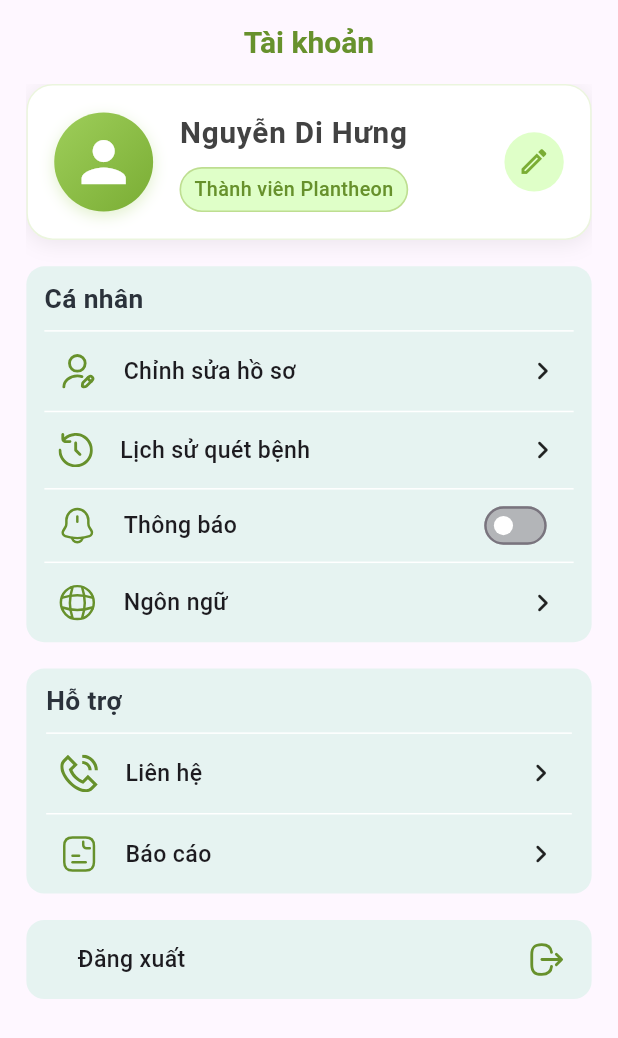
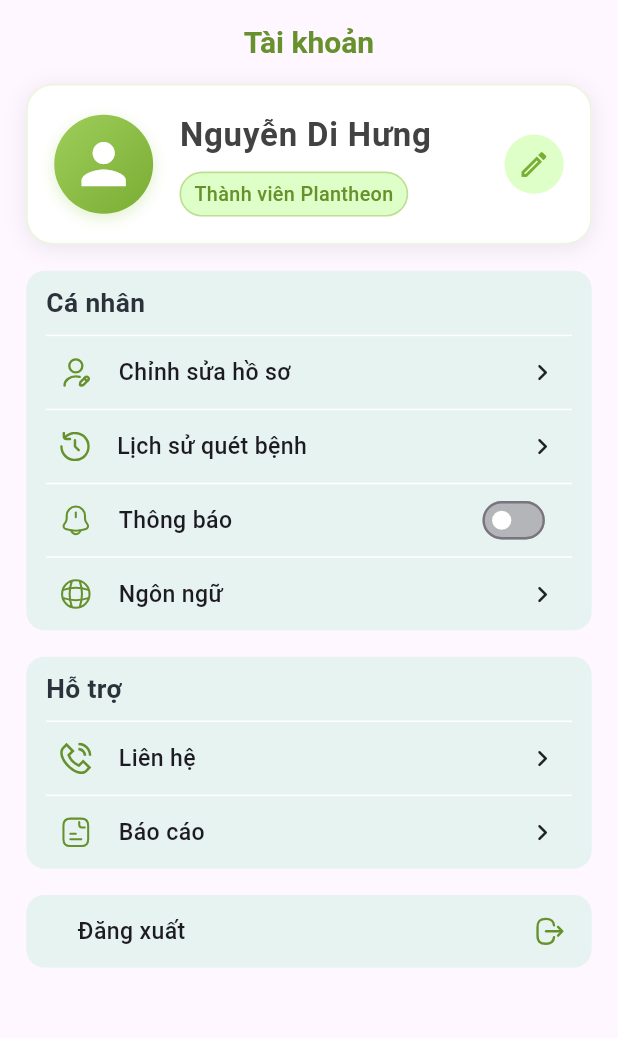
Before and after one commit to NDHunq/SE505_Plantheon, a Flutter app: the Account screen opened directly, on a phone screen of 412 x 824 dp. Shown: the top 1038 px of the screen. Run offline on Flutter 3.47's test engine with Material 3 defaults, Android fonts, the phone set to English and light mode, and no system bars; our stand-ins replace camera, flutter_bloc, flutter_html, flutter_screenutil, flutter_svg, geolocator and 1 more; missing offline and left inert: styled_divider.

Commit message:
fix: apply AppTextStyles to all screen

```diff
--- a/lib/presentation/screens/account/account.dart
+++ b/lib/presentation/screens/account/account.dart
@@ -3,12 +3,14 @@ import 'package:flutter/material.dart';
 import 'package:flutter_screenutil/flutter_screenutil.dart';
 import 'package:flutter_svg/flutter_svg.dart';
 import 'package:se501_plantheon/common/widgets/appbar/basic_appbar.dart';
+import 'package:se501_plantheon/core/configs/assets/app_text_styles.dart';
 import 'package:se501_plantheon/common/widgets/dialog/basic_dialog.dart';
-import 'package:se501_plantheon/core/configs/assets/app_text_styles.dart';
 import 'package:se501_plantheon/core/configs/assets/app_vectors.dart';
 import 'package:se501_plantheon/core/configs/theme/app_colors.dart';
 import 'package:se501_plantheon/presentation/screens/account/contact.dart';
 import 'package:se501_plantheon/presentation/screens/account/edit_info.dart';
+import 'package:se501_plantheon/presentation/screens/account/widgets/setting_list_item.dart';
+import 'package:se501_plantheon/presentation/screens/account/widgets/setting_title_item.dart';
 import 'package:se501_plantheon/presentation/screens/authentication/login.dart';
 import 'package:se501_plantheon/presentation/screens/home/scan_history.dart';
 
@@ -85,12 +87,9 @@ class Account extends StatelessWidget {
                           children: [
                             Text(
                               'Nguyễn Di Hưng',
-                              style: TextStyle(
-                                fontSize: 18.sp,
-                                fontWeight: FontWeight.bold,
+                              style: AppTextStyles.s20Bold(
                                 color: Colors.grey[800],
-                                letterSpacing: 0.5.sp,
-                              ),
+                              ).copyWith(letterSpacing: 0.5.sp),
                             ),
                             Container(
                               padding: EdgeInsets.symmetric(
@@ -107,10 +106,8 @@ class Account extends StatelessWidget {
                               ),
                               child: Text(
                                 'Thành viên Plantheon',
-                                style: TextStyle(
-                                  fontSize: 12.sp,
+                                style: AppTextStyles.s12Medium(
                                   color: AppColors.primary_700,
-                                  fontWeight: FontWeight.w500,
                                 ),
                               ),
                             ),
@@ -171,15 +168,15 @@ class Account extends StatelessWidget {
                       text: "Đăng xuất",
                       action: SvgPicture.asset(
                         AppVectors.logout,
-                        width: 24.sp,
-                        height: 24.sp,
+                        width: 20.sp,
+                        height: 20.sp,
                         color: AppColors.primary_700,
                       ),
                     ),
                   ),
                 ),
               ),
-              SizedBox(height: 130.sp),
+              SizedBox(height: 100.sp),
             ],
           ),
         ),
@@ -210,7 +207,7 @@ class _PersonalSettingState extends State<PersonalSetting> {
           return StatefulBuilder(
             builder: (context, setState) {
               return BasicDialog(
-                width: 100,
+                width: 100.sp,
                 title: 'Chọn ngôn ngữ',
                 content: '',
                 confirmText: 'Xác nhận',
@@ -270,7 +267,7 @@ class _PersonalSettingState extends State<PersonalSetting> {
         borderRadius: BorderRadius.circular(12.0),
       ),
       child: Padding(
-        padding: const EdgeInsets.symmetric(horizontal: 12.0),
+        padding: EdgeInsets.symmetric(horizontal: 12.sp),
         child: Column(
           crossAxisAlignment: CrossAxisAlignment.start,
           children: [
@@ -288,12 +285,12 @@ class _PersonalSettingState extends State<PersonalSetting> {
               child: SettingListItem(
                 leading: SvgPicture.asset(
                   AppVectors.userEdit,
-                  width: 24.sp,
-                  height: 24.sp,
+                  width: 20.sp,
+                  height: 20.sp,
                   color: AppColors.primary_700,
                 ),
                 text: "Chỉnh sửa hồ sơ",
-                action: Icon(Icons.keyboard_arrow_right_rounded),
+                action: Icon(Icons.keyboard_arrow_right_rounded, size: 20.sp),
               ),
             ),
             Divider(height: 1, color: AppColors.white),
@@ -309,12 +306,12 @@ class _PersonalSettingState extends State<PersonalSetting> {
               child: SettingListItem(
                 leading: SvgPicture.asset(
                   AppVectors.history,
-                  width: 22.sp,
-                  height: 22.sp,
+                  width: 19.sp,
+                  height: 19.sp,
                   color: AppColors.primary_700,
                 ),
                 text: "Lịch sử quét bệnh",
-                action: Icon(Icons.keyboard_arrow_right_rounded),
+                action: Icon(Icons.keyboard_arrow_right_rounded, size: 20.sp),
               ),
             ),
             Divider(height: 1, color: AppColors.white),
@@ -322,8 +319,8 @@ class _PersonalSettingState extends State<PersonalSetting> {
               isHavePadding: false,
               leading: SvgPicture.asset(
                 AppVectors.bell,
-                width: 24.sp,
-                height: 24.sp,
+                width: 20.sp,
+                height: 20.sp,
                 color: AppColors.primary_700,
               ),
               text: "Thông báo",
@@ -354,12 +351,12 @@ class _PersonalSettingState extends State<PersonalSetting> {
               child: SettingListItem(
                 leading: SvgPicture.asset(
                   AppVectors.global,
-                  width: 24.sp,
-                  height: 24.sp,
+                  width: 20.sp,
+                  height: 20.sp,
                   color: AppColors.primary_700,
                 ),
                 text: "Ngôn ngữ",
-                action: Icon(Icons.keyboard_arrow_right_rounded),
+                action: Icon(Icons.keyboard_arrow_right_rounded, size: 20.sp),
               ),
             ),
           ],
@@ -398,24 +395,24 @@ class HelpingSetting extends StatelessWidget {
               child: SettingListItem(
                 leading: SvgPicture.asset(
                   AppVectors.phone,
-                  width: 24.sp,
-                  height: 24.sp,
+                  width: 20.sp,
+                  height: 20.sp,
                   color: AppColors.primary_700,
                 ),
                 text: "Liên hệ",
-                action: Icon(Icons.keyboard_arrow_right_rounded),
+                action: Icon(Icons.keyboard_arrow_right_rounded, size: 20.sp),
               ),
             ),
             Divider(height: 1, color: AppColors.white),
             SettingListItem(
               leading: SvgPicture.asset(
                 AppVectors.report,
-                width: 24.sp,
-                height: 24.sp,
+                width: 20.sp,
+                height: 20.sp,
                 color: AppColors.primary_700,
               ),
               text: "Báo cáo",
-              action: Icon(Icons.keyboard_arrow_right_rounded),
+              action: Icon(Icons.keyboard_arrow_right_rounded, size: 20.sp),
             ),
           ],
         ),
@@ -423,52 +420,3 @@ class HelpingSetting extends StatelessWidget {
     );
   }
 }
-
-class SettingTitleItem extends StatelessWidget {
-  final String text;
-  const SettingTitleItem({super.key, required this.text});
-
-  @override
-  Widget build(BuildContext context) {
-    return Padding(
-      padding: EdgeInsets.symmetric(vertical: 8.sp),
-      child: Text(
-        text,
-        style: AppTextStyles.s16Bold(color: AppColors.text_color_main),
-      ),
-    );
-  }
-}
-
-class SettingListItem extends StatelessWidget {
-  final Widget leading;
-  final String text;
-  final Widget action;
-  final bool isHavePadding;
-  const SettingListItem({
-    super.key,
-    required this.leading,
-    required this.text,
-    required this.action,
-    this.isHavePadding = true,
-  });
-
-  @override
-  Widget build(BuildContext context) {
-    return Padding(
-      padding: EdgeInsets.symmetric(
-        horizontal: 8.sp,
-        vertical: isHavePadding ? 12.sp : 0,
-      ),
-      child: Row(
-        children: [
-          leading,
-          SizedBox(width: 16.sp),
-          Text(text, style: AppTextStyles.s14Medium()),
-          Spacer(),
-          action,
-        ],
-      ),
-    );
-  }
-}
--- /dev/null
+++ b/lib/presentation/screens/account/widgets/setting_list_item.dart
@@ -0,0 +1,36 @@
+import 'package:flutter/material.dart';
+import 'package:flutter_screenutil/flutter_screenutil.dart';
+import 'package:se501_plantheon/core/configs/assets/app_text_styles.dart';
+
+class SettingListItem extends StatelessWidget {
+  final Widget leading;
+  final String text;
+  final Widget action;
+  final bool isHavePadding;
+  const SettingListItem({
+    super.key,
+    required this.leading,
+    required this.text,
+    required this.action,
+    this.isHavePadding = true,
+  });
+
+  @override
+  Widget build(BuildContext context) {
+    return Padding(
+      padding: EdgeInsets.symmetric(
+        horizontal: 8.sp,
+        vertical: isHavePadding ? 12.sp : 0,
+      ),
+      child: Row(
+        children: [
+          leading,
+          SizedBox(width: 16.sp),
+          Text(text, style: AppTextStyles.s14Medium()),
+          Spacer(),
+          action,
+        ],
+      ),
+    );
+  }
+}
--- /dev/null
+++ b/lib/presentation/screens/account/widgets/setting_title_item.dart
@@ -0,0 +1,20 @@
+import 'package:flutter/material.dart';
+import 'package:flutter_screenutil/flutter_screenutil.dart';
+import 'package:se501_plantheon/core/configs/assets/app_text_styles.dart';
+import 'package:se501_plantheon/core/configs/theme/app_colors.dart';
+
+class SettingTitleItem extends StatelessWidget {
+  final String text;
+  const SettingTitleItem({super.key, required this.text});
+
+  @override
+  Widget build(BuildContext context) {
+    return Padding(
+      padding: EdgeInsets.symmetric(vertical: 8.sp),
+      child: Text(
+        text,
+        style: AppTextStyles.s16Bold(color: AppColors.text_color_main),
+      ),
+    );
+  }
+}
```
Also changed, not shown: lib/presentation/screens/account/contact.dart (+20 -38 lines), lib/presentation/screens/account/edit_info.dart (+15 -16 lines), lib/presentation/screens/authentication/login.dart (+75 -88 lines), lib/presentation/screens/home/chat_bot.dart (+3 -4 lines), lib/presentation/screens/home/diseaseDescription.dart (+21 -27 lines), lib/presentation/screens/home/farming_tips.dart (+2 -6 lines), lib/presentation/screens/home/sections/disease_warning_section.dart (+7 -9 lines), lib/presentation/screens/home/sections/history_section.dart (+15 -9 lines), lib/presentation/screens/home/weather.dart (+12 -20 lines), lib/presentation/screens/home/widgets/card/disease_card.dart (+3 -6 lines), lib/presentation/screens/home/widgets/card/farming_tip_stage_card.dart (+4 -9 lines), lib/presentation/screens/home/widgets/card/history_card.dart (+3 -10 lines), lib/presentation/screens/home/widgets/card/service_card.dart (+2 -6 lines), lib/presentation/screens/home/widgets/card/weather_card.dart (+4 -11 lines), 2 more files.
